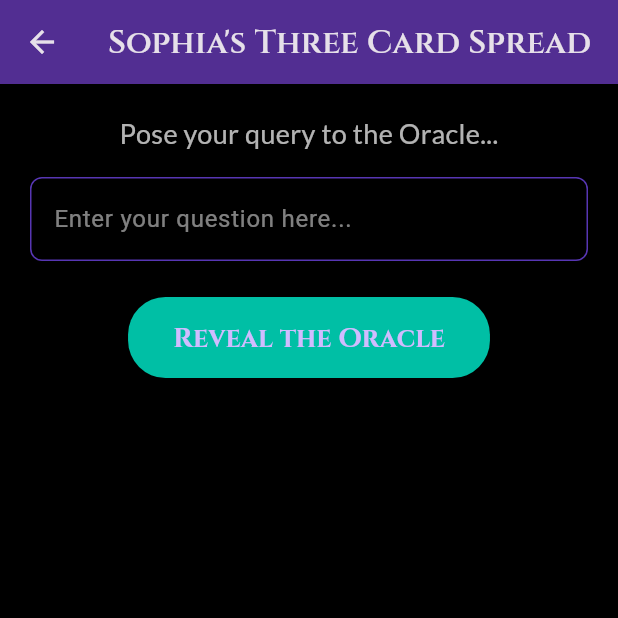
After one commit to VentusMercurio/oracle_unbound, a Flutter app: the ThreeCardSpreadScreen screen opened by its route, on a phone screen of 412 x 824 dp, the top half of it. The commit adds this screen. Run offline on Flutter 3.47's test engine with Material 3 defaults, Android fonts, the phone set to English and light mode, and no system bars; our stand-ins replace geocoding, google_fonts, timezone, video_player; missing offline and left inert: sweph.

Commit message:
glorious three card spread

```diff
--- a/lib/main.dart
+++ b/lib/main.dart
@@ -9,6 +9,7 @@ import 'screens/natal_chart_input_screen.dart'; // Import the new screen
 import 'package:flutter/material.dart';
 import 'package:timezone/data/latest.dart' as tz_data; // Import for data
 import 'package:timezone/timezone.dart' as tz;
+import 'screens/three_card_spread_screen.dart'; // ✅
 
 // ✅ Create a global instance of your AstrologyService
 // This makes it accessible throughout your app.
@@ -65,6 +66,8 @@ class OracleUnboundApp extends StatelessWidget {
         '/': (context) => const SplashScreen(),
         '/draw': (context) => const SigilGeneratorScreen(),
         '/card': (context) => const OneCardDraw(),
+        '/three_card_spread':
+            (context) => const ThreeCardSpreadScreen(), // ✅ Add route
         '/zodiac': (context) => const ZodiacMasterScreen(),
         '/natal_input':
             (context) => const NatalChartInputScreen(), // ✅ ADD THIS ROUTE
--- a/lib/screens/splash_screen.dart
+++ b/lib/screens/splash_screen.dart
@@ -17,7 +17,7 @@ class SplashScreen extends StatelessWidget {
     final List<Map<String, dynamic>> featureButtons = [
       {'label': 'Natal Chart', 'route': '/natal_input'},
       {'label': 'Sigil Engine', 'route': '/draw'},
-      {'label': 'One Card Draw', 'route': '/card'},
+      {'label': 'Three Card Draw', 'route': '/three_card_spread'},
       {'label': 'Zodiac Master', 'route': '/zodiac'},
     ];
 
--- /dev/null
+++ b/lib/screens/three_card_spread_screen.dart
@@ -0,0 +1,361 @@
+// lib/screens/three_card_spread_screen.dart
+import 'dart:convert';
+import 'dart:math';
+import 'package:flutter/material.dart';
+import 'package:google_fonts/google_fonts.dart';
+import 'package:http/http.dart' as http;
+
+// Define your tarot deck (or import from a separate file)
+const List<String> tarotDeck = [
+  "The Fool",
+  "The Magician",
+  "The High Priestess",
+  "The Empress",
+  "The Emperor",
+  "The Hierophant",
+  "The Lovers",
+  "The Chariot",
+  "Strength",
+  "The Hermit",
+  "Wheel of Fortune",
+  "Justice",
+  "The Hanged Man",
+  "Death",
+  "Temperance",
+  "The Devil",
+  "The Tower",
+  "The Star",
+  "The Moon",
+  "The Sun",
+  "Judgement",
+  "The World",
+  "Ace of Wands",
+  "Two of Wands",
+  "Three of Wands",
+  "Four of Wands",
+  "Five of Wands",
+  "Six of Wands",
+  "Seven of Wands",
+  "Eight of Wands",
+  "Nine of Wands",
+  "Ten of Wands",
+  "Page of Wands",
+  "Knight of Wands",
+  "Queen of Wands",
+  "King of Wands",
+  "Ace of Cups",
+  "Two of Cups",
+  "Three of Cups",
+  "Four of Cups",
+  "Five of Cups",
+  "Six of Cups",
+  "Seven of Cups",
+  "Eight of Cups",
+  "Nine of Cups",
+  "Ten of Cups",
+  "Page of Cups",
+  "Knight of Cups",
+  "Queen of Cups",
+  "King of Cups",
+  "Ace of Swords",
+  "Two of Swords",
+  "Three of Swords",
+  "Four of Swords",
+  "Five of Swords",
+  "Six of Swords",
+  "Seven of Swords",
+  "Eight of Swords",
+  "Nine of Swords",
+  "Ten of Swords",
+  "Page of Swords",
+  "Knight of Swords",
+  "Queen of Swords",
+  "King of Swords",
+  "Ace of Pentacles",
+  "Two of Pentacles",
+  "Three of Pentacles",
+  "Four of Pentacles",
+  "Five of Pentacles",
+  "Six of Pentacles",
+  "Seven of Pentacles",
+  "Eight of Pentacles",
+  "Nine of Pentacles",
+  "Ten of Pentacles",
+  "Page of Pentacles",
+  "Knight of Pentacles",
+  "Queen of Pentacles",
+  "King of Pentacles",
+];
+
+class ThreeCardSpreadScreen extends StatefulWidget {
+  const ThreeCardSpreadScreen({super.key});
+
+  @override
+  State<ThreeCardSpreadScreen> createState() => _ThreeCardSpreadScreenState();
+}
+
+class _ThreeCardSpreadScreenState extends State<ThreeCardSpreadScreen> {
+  final _questionController = TextEditingController();
+  List<String> _drawnCards = [];
+  String? _sophiaResponse;
+  bool _isLoading = false;
+
+  List<String> _drawThreeCards() {
+    final List<String> shuffledDeck = List.from(tarotDeck);
+    shuffledDeck.shuffle(Random());
+    return shuffledDeck.sublist(0, 3);
+  }
+
+  Future<void> _handleSubmit() async {
+    if (_questionController.text.trim().isEmpty) {
+      ScaffoldMessenger.of(context).showSnackBar(
+        const SnackBar(content: Text('Please enter your question for Sophia.')),
+      );
+      return;
+    }
+
+    setState(() {
+      _isLoading = true;
+      _drawnCards = []; // Clear previous cards
+      _sophiaResponse = null; // Clear previous response
+    });
+
+    final List<String> drawn = _drawThreeCards();
+    setState(() {
+      _drawnCards = drawn;
+    });
+
+    final String prompt =
+        'A querent asked: "${_questionController.text.trim()}". They drew the following three cards: 1) ${drawn[0]}, 2) ${drawn[1]}, 3) ${drawn[2]}. Please offer a poetic yet insightful three-card reading, addressing each card in order and then providing an overall summary or guidance based on the spread.';
+
+    // ✅ IMPORTANT: Use your actual deployed Next.js API endpoint URL for the spread
+    final String apiUrl = "https://spread-chi.vercel.app/api/spread";
+    // Or if you have a custom domain: "https://your-custom-domain.com/api/spread"
+
+    try {
+      print("Sending prompt to Sophia: $prompt");
+      final response = await http
+          .post(
+            Uri.parse(apiUrl),
+            headers: {"Content-Type": "application/json"},
+            body: jsonEncode({
+              "message": prompt,
+            }), // Your Next.js API expects a 'message' field
+          )
+          .timeout(const Duration(seconds: 90)); // Increased timeout
+
+      if (!mounted) return;
+
+      if (response.statusCode == 200) {
+        final responseData = jsonDecode(response.body);
+        setState(() {
+          _sophiaResponse =
+              responseData['reply'] ?? "Sophia's wisdom is currently veiled.";
+        });
+      } else {
+        print(
+          "Sophia API Error (Spread): ${response.statusCode} - ${response.body}",
+        );
+        setState(() {
+          _sophiaResponse =
+              "Sorry, Sophia is contemplating the cosmos (Error: ${response.statusCode}).";
+        });
+      }
+    } catch (e, s) {
+      print("Error calling Sophia API (Spread): $e\n$s");
+      if (!mounted) return;
+      setState(() {
+        _sophiaResponse = "A cosmic disturbance interrupted our connection: $e";
+      });
+    } finally {
+      if (!mounted) return;
+      setState(() {
+        _isLoading = false;
+      });
+    }
+  }
+
+  @override
+  void dispose() {
+    _questionController.dispose();
+    super.dispose();
+  }
+
+  @override
+  Widget build(BuildContext context) {
+    return Scaffold(
+      // Consider using VideoBackgroundScaffold if you want a video here too
+      // backgroundColor: Colors.black, // Assuming dark theme
+      appBar: AppBar(
+        title: Text(
+          "Sophia's Three Card Spread",
+          style: GoogleFonts.cinzel(fontWeight: FontWeight.w600),
+        ),
+        backgroundColor: Colors.deepPurple.withOpacity(0.8),
+      ),
+      body: SingleChildScrollView(
+        padding: const EdgeInsets.all(20.0),
+        child: Column(
+          crossAxisAlignment: CrossAxisAlignment.center,
+          children: <Widget>[
+            Text(
+              "Pose your query to the Oracle...",
+              style: GoogleFonts.lato(fontSize: 18, color: Colors.white70),
+              textAlign: TextAlign.center,
+            ),
+            const SizedBox(height: 16),
+            TextField(
+              controller: _questionController,
+              style: const TextStyle(color: Colors.white),
+              decoration: InputDecoration(
+                hintText: "Enter your question here...",
+                hintStyle: TextStyle(color: Colors.white.withOpacity(0.5)),
+                border: OutlineInputBorder(
+                  borderRadius: BorderRadius.circular(8.0),
+                  borderSide: BorderSide(
+                    color: Colors.deepPurpleAccent.withOpacity(0.7),
+                  ),
+                ),
+                enabledBorder: OutlineInputBorder(
+                  borderRadius: BorderRadius.circular(8.0),
+                  borderSide: BorderSide(
+                    color: Colors.deepPurpleAccent.withOpacity(0.7),
+                  ),
+                ),
+                focusedBorder: OutlineInputBorder(
+                  borderRadius: BorderRadius.circular(8.0),
+                  borderSide: const BorderSide(
+                    color: Colors.deepPurpleAccent,
+                    width: 2.0,
+                  ),
+                ),
+              ),
+              maxLines: 3,
+              minLines: 1,
+            ),
+            const SizedBox(height: 24),
+            ElevatedButton(
+              onPressed: _isLoading ? null : _handleSubmit,
+              style: ElevatedButton.styleFrom(
+                backgroundColor: Colors.tealAccent.shade700,
+                padding: const EdgeInsets.symmetric(
+                  horizontal: 30,
+                  vertical: 15,
+                ),
+                textStyle: GoogleFonts.cinzel(
+                  fontSize: 18,
+                  fontWeight: FontWeight.bold,
+                  color: Colors.white,
+                ),
+                shape: RoundedRectangleBorder(
+                  borderRadius: BorderRadius.circular(25),
+                ),
+              ),
+              child:
+                  _isLoading
+                      ? const SizedBox(
+                        height: 22,
+                        width: 22,
+                        child: CircularProgressIndicator(
+                          strokeWidth: 2,
+                          valueColor: AlwaysStoppedAnimation<Color>(
+                            Colors.white,
+                          ),
+                        ),
+                      )
+                      : const Text('Reveal the Oracle'),
+            ),
+            const SizedBox(height: 30),
+
+            // Display Drawn Cards
+            if (_drawnCards.isNotEmpty)
+              Column(
+                children: [
+                  Text(
+                    "Your cards:",
+                    style: GoogleFonts.cinzel(
+                      fontSize: 16,
+                      color: Colors.white70,
+                    ),
+                  ),
+                  const SizedBox(height: 10),
+                  Row(
+                    mainAxisAlignment: MainAxisAlignment.spaceEvenly,
+                    children:
+                        _drawnCards.map((card) {
+                          return Expanded(
+                            // To make cards take available space and wrap text
+                            child: Card(
+                              elevation: 4.0,
+                              color: Colors.deepPurple.shade700.withOpacity(
+                                0.7,
+                              ),
+                              shape: RoundedRectangleBorder(
+                                borderRadius: BorderRadius.circular(10),
+                              ),
+                              child: Padding(
+                                padding: const EdgeInsets.all(12.0),
+                                child: Text(
+                                  card,
+                                  textAlign: TextAlign.center,
+                                  style: GoogleFonts.lato(
+                                    fontSize: 14,
+                                    color: Colors.white,
+                                    fontWeight: FontWeight.w500,
+                                  ),
+                                ),
+                              ),
+                            ),
+                          );
+                        }).toList(),
+                  ),
+                  const SizedBox(height: 30),
+                ],
+              ),
+
+            // Display Sophia's Response
+            if (_sophiaResponse != null)
+              Container(
+                padding: const EdgeInsets.all(16.0),
+                decoration: BoxDecoration(
+                  color: Colors.black.withOpacity(0.3),
+                  borderRadius: BorderRadius.circular(12),
+                  border: Border.all(
+                    color: Colors.deepPurpleAccent.withOpacity(0.5),
+                  ),
+                ),
+                child: Column(
+                  crossAxisAlignment: CrossAxisAlignment.start,
+                  children: [
+                    Text(
+                      "Sophia Replies:",
+                      style: GoogleFonts.cinzel(
+                        fontSize: 20,
+                        fontWeight: FontWeight.bold,
+                        color: Colors.tealAccent.shade200,
+                      ),
+                    ),
+                    Divider(
+                      color: Colors.tealAccent.shade200.withOpacity(0.5),
+                      height: 20,
+                      thickness: 0.8,
+                    ),
+                    SelectableText(
+                      _sophiaResponse!,
+                      textAlign: TextAlign.justify,
+                      style: GoogleFonts.lato(
+                        fontSize: 16,
+                        color: Colors.white.withOpacity(0.9),
+                        height: 1.6,
+                        letterSpacing: 0.3,
+                      ),
+                    ),
+                  ],
+                ),
+              ),
+          ],
+        ),
+      ),
+    );
+  }
+}
```
Also changed, not shown: 1 other file.
